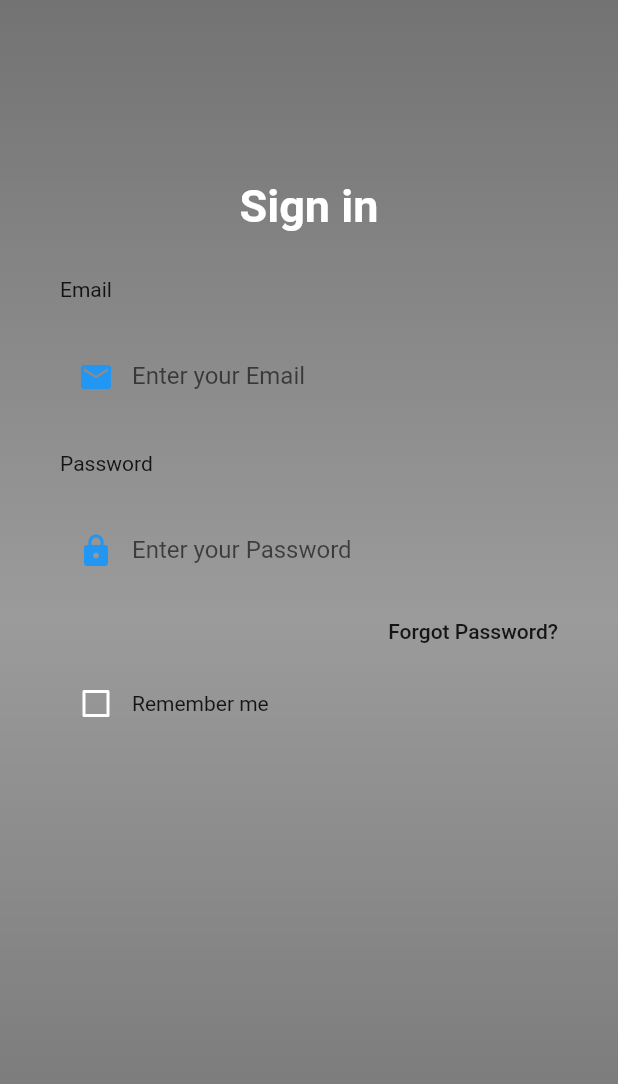
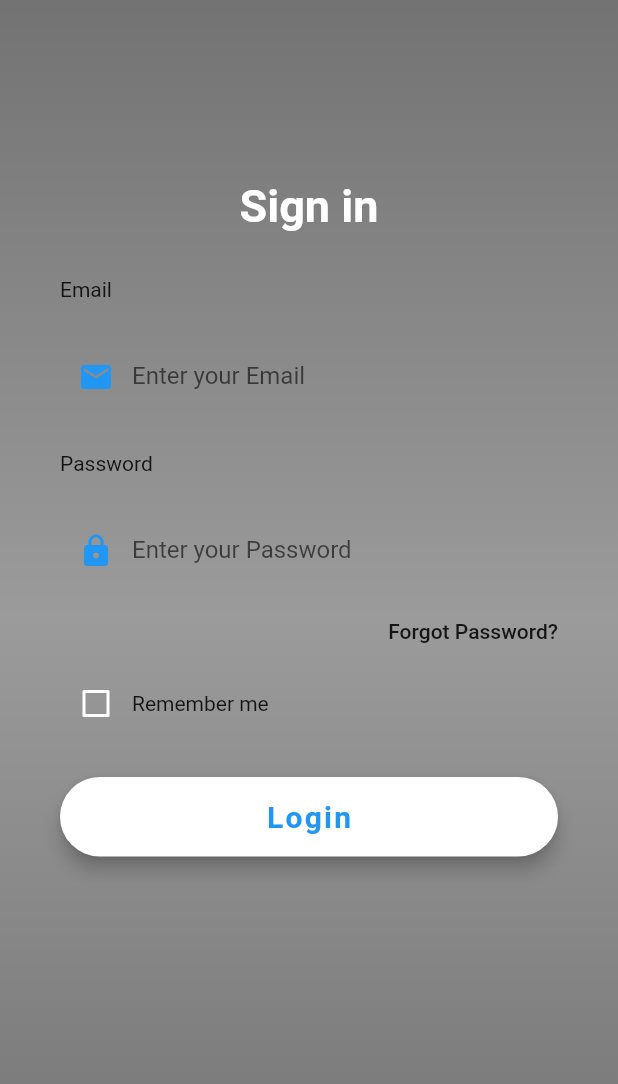
Before and after one commit to MohammadHuseyn/Reddit-SBU, a Flutter app: the screen it shows after launch, on a phone screen of 412 x 824 dp. Shown: the top 1084 px of the screen. Run offline on Flutter 3.47's test engine with Material 2 defaults, Android fonts, the light colour scheme and no system bars; missing offline and left inert: dart:html; Roboto replaces fonts that are missing (Ooohbaby).

Commit message:
LoginBox created

```diff
--- a/lib/Authentication/signup.dart
+++ b/lib/Authentication/signup.dart
@@ -104,6 +104,31 @@ class _SignuppageState extends State<Signuppage> {
       ),
     );
   }
+  Widget _LoginBox(){
+    return  Container(
+      padding: EdgeInsets.symmetric(vertical: 25.0),
+      width: double.infinity,
+      child: RaisedButton(
+        elevation: 5.0,
+        onPressed: () => print('Login Button Pressed'),
+        padding: EdgeInsets.all(15.0),
+        shape: RoundedRectangleBorder(
+          borderRadius: BorderRadius.circular(30.0),
+        ),
+        color: Colors.white,
+        child: Text(
+          'Login',
+          style: TextStyle(
+            color: Colors.blue,
+            letterSpacing: 1.5,
+            fontSize: 20.0,
+            fontWeight: FontWeight.bold,
+            fontFamily: 'Ooohbaby',
+          ),
+        ),
+      ),
+    );
+  }
   @override
   Widget build(BuildContext context) {
     return Scaffold(
@@ -146,6 +171,7 @@ class _SignuppageState extends State<Signuppage> {
                   _Passwordbox(),
                   _ForgotPassword(),
                   _rememberMeBox(),
+                  _LoginBox(),
                 ],
               ),
             ),
```
